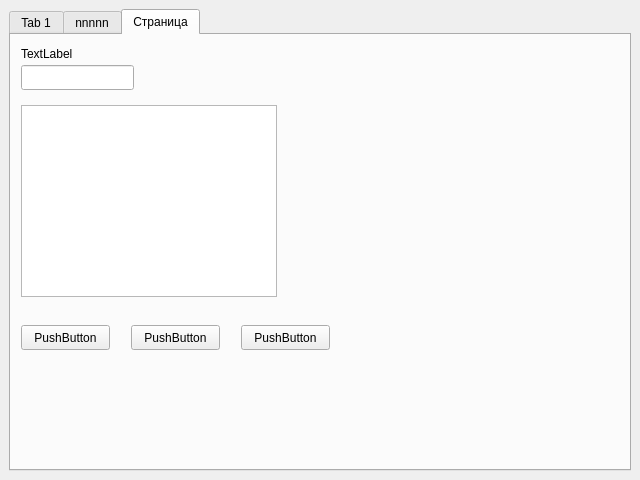
Qt form ui/edit_and_view_window.ui (aleksey88bsuir/Network_monitoring) before a commit.
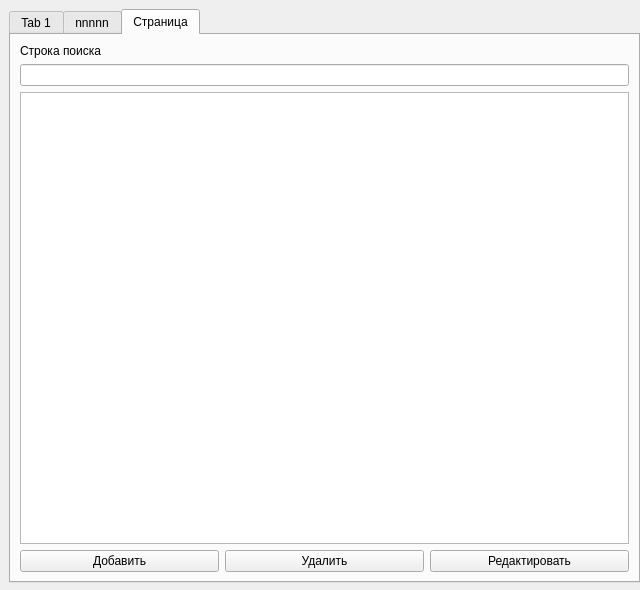
The same form after that commit. The open tabs and pages were chosen to show the change.

Commit message: Сделал небольшой рефакторинг окна edit and view

Diff of the .ui file:
```diff
--- a/ui/edit_and_view_window.ui
+++ b/ui/edit_and_view_window.ui
@@ -7,7 +7,7 @@
     <x>0</x>
     <y>0</y>
     <width>640</width>
-    <height>480</height>
+    <height>590</height>
    </rect>
   </property>
   <property name="windowTitle">
@@ -18,8 +18,8 @@
     <rect>
      <x>9</x>
      <y>9</y>
-     <width>622</width>
-     <height>462</height>
+     <width>631</width>
+     <height>574</height>
     </rect>
    </property>
    <property name="currentIndex">
@@ -189,78 +189,50 @@
     <attribute name="title">
      <string>Страница</string>
     </attribute>
+    <layout class="QVBoxLayout" name="verticalLayout_6">
+     <item>
+      <layout class="QVBoxLayout" name="verticalLayout_3">
+       <item>
     <widget class="QLabel" name="label">
-     <property name="geometry">
-      <rect>
-       <x>10</x>
-       <y>10</y>
-       <width>67</width>
-       <height>17</height>
-      </rect>
-     </property>
      <property name="text">
-      <string>TextLabel</string>
-     </property>
-    </widget>
-    <widget class="QLineEdit" name="lineEdit">
-     <property name="geometry">
-      <rect>
-       <x>10</x>
-       <y>30</y>
-       <width>113</width>
-       <height>25</height>
-      </rect>
-     </property>
-    </widget>
-    <widget class="QTableView" name="tableView">
-     <property name="geometry">
-      <rect>
-       <x>10</x>
-       <y>70</y>
-       <width>256</width>
-       <height>192</height>
-      </rect>
-     </property>
-    </widget>
-    <widget class="QPushButton" name="pushButton">
-     <property name="geometry">
-      <rect>
-       <x>10</x>
-       <y>290</y>
-       <width>89</width>
-       <height>25</height>
-      </rect>
-     </property>
+          <string>Строка поиска</string>
+         </property>
+        </widget>
+       </item>
+       <item>
+        <widget class="QLineEdit" name="search_line_2"/>
+       </item>
+       <item>
+        <widget class="QTableView" name="t_all_hosts"/>
+       </item>
+       <item>
+        <layout class="QHBoxLayout" name="horizontalLayout_2">
+         <item>
+          <widget class="QPushButton" name="b_add">
      <property name="text">
-      <string>PushButton</string>
-     </property>
-    </widget>
-    <widget class="QPushButton" name="pushButton_2">
-     <property name="geometry">
-      <rect>
-       <x>120</x>
-       <y>290</y>
-       <width>89</width>
-       <height>25</height>
-      </rect>
-     </property>
+            <string>Добавить</string>
+           </property>
+          </widget>
+         </item>
+         <item>
+          <widget class="QPushButton" name="b_del">
      <property name="text">
-      <string>PushButton</string>
-     </property>
-    </widget>
-    <widget class="QPushButton" name="pushButton_3">
-     <property name="geometry">
-      <rect>
-       <x>230</x>
-       <y>290</y>
-       <width>89</width>
-       <height>25</height>
-      </rect>
-     </property>
+            <string>Удалить</string>
+           </property>
+          </widget>
+         </item>
+         <item>
+          <widget class="QPushButton" name="b_edit">
      <property name="text">
-      <string>PushButton</string>
-     </property>
-    </widget>
+            <string>Редактировать</string>
+           </property>
+          </widget>
+         </item>
+        </layout>
+       </item>
+      </layout>
+     </item>
+    </layout>
    </widget>
   </widget>
  </widget>
```
Left out of the diff: 6 changed lines with no effect on the pictures. Lines whose indentation alone changed are shown as unchanged. The commit also changes 2 other files.
